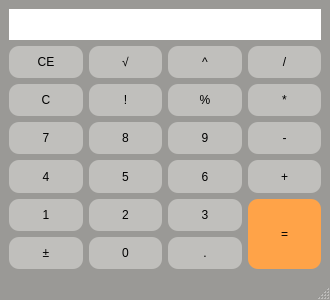
This is src/calculator.ui in findraj/ivs-project2 as Qt 5 draws it before an edit. The edited form follows.
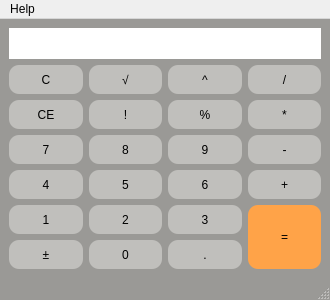
This is the edited form.

Commit message: Additon of help option and small fixes in the app funcionality.

The edit to the form file:
```diff
--- a/src/calculator.ui
+++ b/src/calculator.ui
@@ -38,190 +38,7 @@
   </property>
   <widget class="QWidget" name="centralwidget">
    <layout class="QGridLayout" name="gridLayout">
-    <item row="1" column="0">
-     <widget class="QPushButton" name="ButtonCE">
-      <property name="sizePolicy">
-       <sizepolicy hsizetype="Minimum" vsizetype="Expanding">
-        <horstretch>0</horstretch>
-        <verstretch>0</verstretch>
-       </sizepolicy>
-      </property>
-      <property name="styleSheet">
-       <string notr="true">QPushButton {
-	background-color: rgb(192, 191, 188);
-	border: 0px;
-	min-width: 2em;
-	padding: 5px;
-	border-radius: 10px;
-	
-	color: rgb(0, 0, 0);
-}
-
-QPushButton:pressed {
-	background-color: rgb(154, 153, 150);
-}</string>
-      </property>
-      <property name="text">
-       <string>CE</string>
-      </property>
-      <property name="shortcut">
-       <string>Backspace</string>
-      </property>
-     </widget>
-    </item>
-    <item row="1" column="1">
-     <widget class="QPushButton" name="ButtonSqrt">
-      <property name="sizePolicy">
-       <sizepolicy hsizetype="Minimum" vsizetype="Expanding">
-        <horstretch>0</horstretch>
-        <verstretch>0</verstretch>
-       </sizepolicy>
-      </property>
-      <property name="styleSheet">
-       <string notr="true">QPushButton {
-	background-color: rgb(192, 191, 188);
-	border: 0px;
-	min-width: 2em;
-	padding: 5px;
-	border-radius: 10px;
-	
-	color: rgb(0, 0, 0);
-}
-
-QPushButton:pressed {
-	background-color: rgb(154, 153, 150);
-}</string>
-      </property>
-      <property name="text">
-       <string>√</string>
-      </property>
-     </widget>
-    </item>
-    <item row="1" column="2">
-     <widget class="QPushButton" name="ButtonPow">
-      <property name="sizePolicy">
-       <sizepolicy hsizetype="Minimum" vsizetype="Expanding">
-        <horstretch>0</horstretch>
-        <verstretch>0</verstretch>
-       </sizepolicy>
-      </property>
-      <property name="styleSheet">
-       <string notr="true">QPushButton {
-	background-color: rgb(192, 191, 188);
-	border: 0px;
-	min-width: 2em;
-	padding: 5px;
-	border-radius: 10px;
-	
-	color: rgb(0, 0, 0);
-}
-
-QPushButton:pressed {
-	background-color: rgb(154, 153, 150);
-}</string>
-      </property>
-      <property name="text">
-       <string>^</string>
-      </property>
-      <property name="shortcut">
-       <string>^</string>
-      </property>
-     </widget>
-    </item>
-    <item row="1" column="3">
-     <widget class="QPushButton" name="ButtonDiv">
-      <property name="sizePolicy">
-       <sizepolicy hsizetype="Minimum" vsizetype="Expanding">
-        <horstretch>0</horstretch>
-        <verstretch>0</verstretch>
-       </sizepolicy>
-      </property>
-      <property name="styleSheet">
-       <string notr="true">QPushButton {
-	background-color: rgb(192, 191, 188);
-	border: 0px;
-	min-width: 2em;
-	padding: 5px;
-	border-radius: 10px;
-	
-	color: rgb(0, 0, 0);
-}
-
-QPushButton:pressed {
-	background-color: rgb(154, 153, 150);
-}</string>
-      </property>
-      <property name="text">
-       <string>/</string>
-      </property>
-      <property name="shortcut">
-       <string>/</string>
-      </property>
-     </widget>
-    </item>
-    <item row="2" column="0">
-     <widget class="QPushButton" name="ButtonC">
-      <property name="sizePolicy">
-       <sizepolicy hsizetype="Minimum" vsizetype="Expanding">
-        <horstretch>0</horstretch>
-        <verstretch>0</verstretch>
-       </sizepolicy>
-      </property>
-      <property name="styleSheet">
-       <string notr="true">QPushButton {
-	background-color: rgb(192, 191, 188);
-	border: 0px;
-	min-width: 2em;
-	padding: 5px;
-	border-radius: 10px;
-	
-	color: rgb(0, 0, 0);
-}
-
-QPushButton:pressed {
-	background-color: rgb(154, 153, 150);
-}</string>
-      </property>
-      <property name="text">
-       <string>C</string>
-      </property>
-      <property name="shortcut">
-       <string>Del</string>
-      </property>
-     </widget>
-    </item>
-    <item row="2" column="1">
-     <widget class="QPushButton" name="ButtonFact">
-      <property name="sizePolicy">
-       <sizepolicy hsizetype="Minimum" vsizetype="Expanding">
-        <horstretch>0</horstretch>
-        <verstretch>0</verstretch>
-       </sizepolicy>
-      </property>
-      <property name="styleSheet">
-       <string notr="true">QPushButton {
-	background-color: rgb(192, 191, 188);
-	border: 0px;
-	min-width: 2em;
-	padding: 5px;
-	border-radius: 10px;
-	
-	color: rgb(0, 0, 0);
-}
-
-QPushButton:pressed {
-	background-color: rgb(154, 153, 150);
-}</string>
-      </property>
-      <property name="text">
-       <string>!</string>
-      </property>
-      <property name="shortcut">
-       <string>!</string>
-      </property>
-     </widget>
-    </item>
-    <item row="2" column="2">
+    <item row="4" column="2">
      <widget class="QPushButton" name="ButtonPer">
       <property name="sizePolicy">
        <sizepolicy hsizetype="Minimum" vsizetype="Expanding">
@@ -249,8 +66,36 @@
       </property>
      </widget>
     </item>
+    <item row="8" column="0">
+     <widget class="QPushButton" name="ButtonNeg">
+      <property name="sizePolicy">
+       <sizepolicy hsizetype="Minimum" vsizetype="Expanding">
+        <horstretch>0</horstretch>
+        <verstretch>0</verstretch>
+       </sizepolicy>
+      </property>
+      <property name="styleSheet">
+       <string notr="true">QPushButton {
+	background-color: rgb(192, 191, 188);
+	border: 0px;
+	min-width: 2em;
+	padding: 5px;
+	border-radius: 10px;
+	
+	color: rgb(0, 0, 0);
+}
+
+QPushButton:pressed {
+	background-color: rgb(154, 153, 150);
+}</string>
+      </property>
+      <property name="text">
+       <string>±</string>
+      </property>
+     </widget>
+    </item>
     <item row="2" column="3">
-     <widget class="QPushButton" name="ButtonMul">
+     <widget class="QPushButton" name="ButtonDiv">
       <property name="sizePolicy">
        <sizepolicy hsizetype="Minimum" vsizetype="Expanding">
         <horstretch>0</horstretch>
@@ -273,263 +118,15 @@
 }</string>
       </property>
       <property name="text">
-       <string>*</string>
+       <string>/</string>
       </property>
       <property name="shortcut">
-       <string>*</string>
-      </property>
-     </widget>
-    </item>
-    <item row="3" column="0">
-     <widget class="QPushButton" name="Button7">
-      <property name="sizePolicy">
-       <sizepolicy hsizetype="Minimum" vsizetype="Expanding">
-        <horstretch>0</horstretch>
-        <verstretch>0</verstretch>
-       </sizepolicy>
-      </property>
-      <property name="styleSheet">
-       <string notr="true">QPushButton {
-	background-color: rgb(192, 191, 188);
-	border: 0px;
-	min-width: 2em;
-	padding: 5px;
-	border-radius: 10px;
-	
-	color: rgb(0, 0, 0);
-}
-
-QPushButton:pressed {
-	background-color: rgb(154, 153, 150);
-}</string>
-      </property>
-      <property name="text">
-       <string>7</string>
-      </property>
-      <property name="shortcut">
-       <string>7</string>
-      </property>
-     </widget>
-    </item>
-    <item row="3" column="1">
-     <widget class="QPushButton" name="Button8">
-      <property name="sizePolicy">
-       <sizepolicy hsizetype="Minimum" vsizetype="Expanding">
-        <horstretch>0</horstretch>
-        <verstretch>0</verstretch>
-       </sizepolicy>
-      </property>
-      <property name="styleSheet">
-       <string notr="true">QPushButton {
-	background-color: rgb(192, 191, 188);
-	border: 0px;
-	min-width: 2em;
-	padding: 5px;
-	border-radius: 10px;
-	
-	color: rgb(0, 0, 0);
-}
-
-QPushButton:pressed {
-	background-color: rgb(154, 153, 150);
-}</string>
-      </property>
-      <property name="text">
-       <string>8</string>
-      </property>
-      <property name="shortcut">
-       <string>8</string>
-      </property>
-     </widget>
-    </item>
-    <item row="3" column="2">
-     <widget class="QPushButton" name="Button9">
-      <property name="sizePolicy">
-       <sizepolicy hsizetype="Minimum" vsizetype="Expanding">
-        <horstretch>0</horstretch>
-        <verstretch>0</verstretch>
-       </sizepolicy>
-      </property>
-      <property name="styleSheet">
-       <string notr="true">QPushButton {
-	background-color: rgb(192, 191, 188);
-	border: 0px;
-	min-width: 2em;
-	padding: 5px;
-	border-radius: 10px;
-	
-	color: rgb(0, 0, 0);
-}
-
-QPushButton:pressed {
-	background-color: rgb(154, 153, 150);
-}</string>
-      </property>
-      <property name="text">
-       <string>9</string>
-      </property>
-      <property name="shortcut">
-       <string>9</string>
-      </property>
-     </widget>
-    </item>
-    <item row="3" column="3">
-     <widget class="QPushButton" name="ButtonSub">
-      <property name="sizePolicy">
-       <sizepolicy hsizetype="Minimum" vsizetype="Expanding">
-        <horstretch>0</horstretch>
-        <verstretch>0</verstretch>
-       </sizepolicy>
-      </property>
-      <property name="styleSheet">
-       <string notr="true">QPushButton {
-	background-color: rgb(192, 191, 188);
-	border: 0px;
-	min-width: 2em;
-	padding: 5px;
-	border-radius: 10px;
-	
-	color: rgb(0, 0, 0);
-}
-
-QPushButton:pressed {
-	background-color: rgb(154, 153, 150);
-}</string>
-      </property>
-      <property name="text">
-       <string>-</string>
-      </property>
-      <property name="shortcut">
-       <string>-</string>
-      </property>
-     </widget>
-    </item>
-    <item row="4" column="0">
-     <widget class="QPushButton" name="Button4">
-      <property name="sizePolicy">
-       <sizepolicy hsizetype="Minimum" vsizetype="Expanding">
-        <horstretch>0</horstretch>
-        <verstretch>0</verstretch>
-       </sizepolicy>
-      </property>
-      <property name="styleSheet">
-       <string notr="true">QPushButton {
-	background-color: rgb(192, 191, 188);
-	border: 0px;
-	min-width: 2em;
-	padding: 5px;
-	border-radius: 10px;
-	
-	color: rgb(0, 0, 0);
-}
-
-QPushButton:pressed {
-	background-color: rgb(154, 153, 150);
-}</string>
-      </property>
-      <property name="text">
-       <string>4</string>
-      </property>
-      <property name="shortcut">
-       <string>4</string>
-      </property>
-     </widget>
-    </item>
-    <item row="4" column="1">
-     <widget class="QPushButton" name="Button5">
-      <property name="sizePolicy">
-       <sizepolicy hsizetype="Minimum" vsizetype="Expanding">
-        <horstretch>0</horstretch>
-        <verstretch>0</verstretch>
-       </sizepolicy>
-      </property>
-      <property name="styleSheet">
-       <string notr="true">QPushButton {
-	background-color: rgb(192, 191, 188);
-	border: 0px;
-	min-width: 2em;
-	padding: 5px;
-	border-radius: 10px;
-	
-	color: rgb(0, 0, 0);
-}
-
-QPushButton:pressed {
-	background-color: rgb(154, 153, 150);
-}</string>
-      </property>
-      <property name="text">
-       <string>5</string>
-      </property>
-      <property name="shortcut">
-       <string>5</string>
-      </property>
-     </widget>
-    </item>
-    <item row="4" column="2">
-     <widget class="QPushButton" name="Button6">
-      <property name="sizePolicy">
-       <sizepolicy hsizetype="Minimum" vsizetype="Expanding">
-        <horstretch>0</horstretch>
-        <verstretch>0</verstretch>
-       </sizepolicy>
-      </property>
-      <property name="styleSheet">
-       <string notr="true">QPushButton {
-	background-color: rgb(192, 191, 188);
-	border: 0px;
-	min-width: 2em;
-	padding: 5px;
-	border-radius: 10px;
-	
-	color: rgb(0, 0, 0);
-}
-
-QPushButton:pressed {
-	background-color: rgb(154, 153, 150);
-}</string>
-      </property>
-      <property name="text">
-       <string>6</string>
-      </property>
-      <property name="shortcut">
-       <string>6</string>
-      </property>
-     </widget>
-    </item>
-    <item row="4" column="3">
-     <widget class="QPushButton" name="ButtonAdd">
-      <property name="sizePolicy">
-       <sizepolicy hsizetype="Minimum" vsizetype="Expanding">
-        <horstretch>0</horstretch>
-        <verstretch>0</verstretch>
-       </sizepolicy>
-      </property>
-      <property name="styleSheet">
-       <string notr="true">QPushButton {
-	background-color: rgb(192, 191, 188);
-	border: 0px;
-	min-width: 2em;
-	padding: 5px;
-	border-radius: 10px;
-	
-	color: rgb(0, 0, 0);
-}
-
-QPushButton:pressed {
-	background-color: rgb(154, 153, 150);
-}</string>
-      </property>
-      <property name="text">
-       <string>+</string>
-      </property>
-      <property name="shortcut">
-       <string>+</string>
+       <string>/</string>
       </property>
      </widget>
     </item>
     <item row="5" column="0">
-     <widget class="QPushButton" name="Button1">
+     <widget class="QPushButton" name="Button7">
       <property name="sizePolicy">
        <sizepolicy hsizetype="Minimum" vsizetype="Expanding">
         <horstretch>0</horstretch>
@@ -552,14 +149,14 @@
 }</string>
       </property>
       <property name="text">
-       <string>1</string>
+       <string>7</string>
       </property>
       <property name="shortcut">
        <string>1</string>
       </property>
      </widget>
     </item>
-    <item row="5" column="1">
+    <item row="7" column="1">
      <widget class="QPushButton" name="Button2">
       <property name="sizePolicy">
        <sizepolicy hsizetype="Minimum" vsizetype="Expanding">
@@ -590,8 +187,8 @@
       </property>
      </widget>
     </item>
-    <item row="5" column="2">
-     <widget class="QPushButton" name="Button3">
+    <item row="2" column="1">
+     <widget class="QPushButton" name="ButtonSqrt">
       <property name="sizePolicy">
        <sizepolicy hsizetype="Minimum" vsizetype="Expanding">
         <horstretch>0</horstretch>
@@ -614,15 +211,15 @@
 }</string>
       </property>
       <property name="text">
-       <string>3</string>
+       <string>√</string>
       </property>
       <property name="shortcut">
        <string>3</string>
       </property>
      </widget>
     </item>
-    <item row="6" column="0">
-     <widget class="QPushButton" name="ButtonNeg">
+    <item row="4" column="3">
+     <widget class="QPushButton" name="ButtonMul">
       <property name="sizePolicy">
        <sizepolicy hsizetype="Minimum" vsizetype="Expanding">
         <horstretch>0</horstretch>
@@ -645,43 +242,15 @@
 }</string>
       </property>
       <property name="text">
-       <string>±</string>
+       <string>*</string>
       </property>
-     </widget>
-    </item>
-    <item row="6" column="1">
-     <widget class="QPushButton" name="Button0">
-      <property name="sizePolicy">
-       <sizepolicy hsizetype="Minimum" vsizetype="Expanding">
-        <horstretch>0</horstretch>
-        <verstretch>0</verstretch>
-       </sizepolicy>
-      </property>
-      <property name="styleSheet">
-       <string notr="true">QPushButton {
-	background-color: rgb(192, 191, 188);
-	border: 0px;
-	min-width: 2em;
-	padding: 5px;
-	border-radius: 10px;
-	
-	color: rgb(0, 0, 0);
-}
-
-QPushButton:pressed {
-	background-color: rgb(154, 153, 150);
-}</string>
-      </property>
-      <property name="text">
-       <string>0</string>
-      </property>
       <property name="shortcut">
        <string>0</string>
       </property>
      </widget>
     </item>
-    <item row="6" column="2">
-     <widget class="QPushButton" name="ButtonDec">
+    <item row="4" column="0">
+     <widget class="QPushButton" name="ButtonCE">
       <property name="sizePolicy">
        <sizepolicy hsizetype="Minimum" vsizetype="Expanding">
         <horstretch>0</horstretch>
@@ -704,41 +273,10 @@
 }</string>
       </property>
       <property name="text">
-       <string>.</string>
+       <string>CE</string>
       </property>
       <property name="shortcut">
-       <string>.</string>
-      </property>
-     </widget>
-    </item>
-    <item row="5" column="3" rowspan="2">
-     <widget class="QPushButton" name="ButtonEq">
-      <property name="sizePolicy">
-       <sizepolicy hsizetype="Minimum" vsizetype="Expanding">
-        <horstretch>0</horstretch>
-        <verstretch>0</verstretch>
-       </sizepolicy>
-      </property>
-      <property name="styleSheet">
-       <string notr="true">QPushButton {
-	background-color: rgb(255, 163, 72);
-	border: 0px;
-	min-width: 2em;
-	padding: 5px;
-	border-radius: 10px;
-	
-	color: rgb(0, 0, 0);
-}
-
-QPushButton:pressed {
-	background-color: rgb(255, 120, 0);
-}</string>
-      </property>
-      <property name="text">
-       <string>=</string>
-      </property>
-      <property name="shortcut">
-       <string>Return</string>
+       <string>Backspace</string>
       </property>
      </widget>
     </item>
@@ -772,6 +310,471 @@
       </property>
      </widget>
     </item>
+    <item row="5" column="3">
+     <widget class="QPushButton" name="ButtonSub">
+      <property name="sizePolicy">
+       <sizepolicy hsizetype="Minimum" vsizetype="Expanding">
+        <horstretch>0</horstretch>
+        <verstretch>0</verstretch>
+       </sizepolicy>
+      </property>
+      <property name="styleSheet">
+       <string notr="true">QPushButton {
+	background-color: rgb(192, 191, 188);
+	border: 0px;
+	min-width: 2em;
+	padding: 5px;
+	border-radius: 10px;
+	
+	color: rgb(0, 0, 0);
+}
+
+QPushButton:pressed {
+	background-color: rgb(154, 153, 150);
+}</string>
+      </property>
+      <property name="text">
+       <string>-</string>
+      </property>
+      <property name="shortcut">
+       <string>-</string>
+      </property>
+     </widget>
+    </item>
+    <item row="6" column="0">
+     <widget class="QPushButton" name="Button4">
+      <property name="sizePolicy">
+       <sizepolicy hsizetype="Minimum" vsizetype="Expanding">
+        <horstretch>0</horstretch>
+        <verstretch>0</verstretch>
+       </sizepolicy>
+      </property>
+      <property name="styleSheet">
+       <string notr="true">QPushButton {
+	background-color: rgb(192, 191, 188);
+	border: 0px;
+	min-width: 2em;
+	padding: 5px;
+	border-radius: 10px;
+	
+	color: rgb(0, 0, 0);
+}
+
+QPushButton:pressed {
+	background-color: rgb(154, 153, 150);
+}</string>
+      </property>
+      <property name="text">
+       <string>4</string>
+      </property>
+      <property name="shortcut">
+       <string>4</string>
+      </property>
+     </widget>
+    </item>
+    <item row="6" column="2">
+     <widget class="QPushButton" name="Button6">
+      <property name="sizePolicy">
+       <sizepolicy hsizetype="Minimum" vsizetype="Expanding">
+        <horstretch>0</horstretch>
+        <verstretch>0</verstretch>
+       </sizepolicy>
+      </property>
+      <property name="styleSheet">
+       <string notr="true">QPushButton {
+	background-color: rgb(192, 191, 188);
+	border: 0px;
+	min-width: 2em;
+	padding: 5px;
+	border-radius: 10px;
+	
+	color: rgb(0, 0, 0);
+}
+
+QPushButton:pressed {
+	background-color: rgb(154, 153, 150);
+}</string>
+      </property>
+      <property name="text">
+       <string>6</string>
+      </property>
+      <property name="shortcut">
+       <string>6</string>
+      </property>
+     </widget>
+    </item>
+    <item row="2" column="2">
+     <widget class="QPushButton" name="ButtonPow">
+      <property name="sizePolicy">
+       <sizepolicy hsizetype="Minimum" vsizetype="Expanding">
+        <horstretch>0</horstretch>
+        <verstretch>0</verstretch>
+       </sizepolicy>
+      </property>
+      <property name="styleSheet">
+       <string notr="true">QPushButton {
+	background-color: rgb(192, 191, 188);
+	border: 0px;
+	min-width: 2em;
+	padding: 5px;
+	border-radius: 10px;
+	
+	color: rgb(0, 0, 0);
+}
+
+QPushButton:pressed {
+	background-color: rgb(154, 153, 150);
+}</string>
+      </property>
+      <property name="text">
+       <string>^</string>
+      </property>
+      <property name="shortcut">
+       <string>^</string>
+      </property>
+     </widget>
+    </item>
+    <item row="6" column="3">
+     <widget class="QPushButton" name="ButtonAdd">
+      <property name="sizePolicy">
+       <sizepolicy hsizetype="Minimum" vsizetype="Expanding">
+        <horstretch>0</horstretch>
+        <verstretch>0</verstretch>
+       </sizepolicy>
+      </property>
+      <property name="styleSheet">
+       <string notr="true">QPushButton {
+	background-color: rgb(192, 191, 188);
+	border: 0px;
+	min-width: 2em;
+	padding: 5px;
+	border-radius: 10px;
+	
+	color: rgb(0, 0, 0);
+}
+
+QPushButton:pressed {
+	background-color: rgb(154, 153, 150);
+}</string>
+      </property>
+      <property name="text">
+       <string>+</string>
+      </property>
+      <property name="shortcut">
+       <string>+</string>
+      </property>
+     </widget>
+    </item>
+    <item row="5" column="1">
+     <widget class="QPushButton" name="Button8">
+      <property name="sizePolicy">
+       <sizepolicy hsizetype="Minimum" vsizetype="Expanding">
+        <horstretch>0</horstretch>
+        <verstretch>0</verstretch>
+       </sizepolicy>
+      </property>
+      <property name="styleSheet">
+       <string notr="true">QPushButton {
+	background-color: rgb(192, 191, 188);
+	border: 0px;
+	min-width: 2em;
+	padding: 5px;
+	border-radius: 10px;
+	
+	color: rgb(0, 0, 0);
+}
+
+QPushButton:pressed {
+	background-color: rgb(154, 153, 150);
+}</string>
+      </property>
+      <property name="text">
+       <string>8</string>
+      </property>
+      <property name="shortcut">
+       <string>8</string>
+      </property>
+     </widget>
+    </item>
+    <item row="8" column="2">
+     <widget class="QPushButton" name="ButtonDec">
+      <property name="sizePolicy">
+       <sizepolicy hsizetype="Minimum" vsizetype="Expanding">
+        <horstretch>0</horstretch>
+        <verstretch>0</verstretch>
+       </sizepolicy>
+      </property>
+      <property name="styleSheet">
+       <string notr="true">QPushButton {
+	background-color: rgb(192, 191, 188);
+	border: 0px;
+	min-width: 2em;
+	padding: 5px;
+	border-radius: 10px;
+	
+	color: rgb(0, 0, 0);
+}
+
+QPushButton:pressed {
+	background-color: rgb(154, 153, 150);
+}</string>
+      </property>
+      <property name="text">
+       <string>.</string>
+      </property>
+      <property name="shortcut">
+       <string>.</string>
+      </property>
+     </widget>
+    </item>
+    <item row="6" column="1">
+     <widget class="QPushButton" name="Button5">
+      <property name="sizePolicy">
+       <sizepolicy hsizetype="Minimum" vsizetype="Expanding">
+        <horstretch>0</horstretch>
+        <verstretch>0</verstretch>
+       </sizepolicy>
+      </property>
+      <property name="styleSheet">
+       <string notr="true">QPushButton {
+	background-color: rgb(192, 191, 188);
+	border: 0px;
+	min-width: 2em;
+	padding: 5px;
+	border-radius: 10px;
+	
+	color: rgb(0, 0, 0);
+}
+
+QPushButton:pressed {
+	background-color: rgb(154, 153, 150);
+}</string>
+      </property>
+      <property name="text">
+       <string>5</string>
+      </property>
+      <property name="shortcut">
+       <string>5</string>
+      </property>
+     </widget>
+    </item>
+    <item row="5" column="2">
+     <widget class="QPushButton" name="Button9">
+      <property name="sizePolicy">
+       <sizepolicy hsizetype="Minimum" vsizetype="Expanding">
+        <horstretch>0</horstretch>
+        <verstretch>0</verstretch>
+       </sizepolicy>
+      </property>
+      <property name="styleSheet">
+       <string notr="true">QPushButton {
+	background-color: rgb(192, 191, 188);
+	border: 0px;
+	min-width: 2em;
+	padding: 5px;
+	border-radius: 10px;
+	
+	color: rgb(0, 0, 0);
+}
+
+QPushButton:pressed {
+	background-color: rgb(154, 153, 150);
+}</string>
+      </property>
+      <property name="text">
+       <string>9</string>
+      </property>
+      <property name="shortcut">
+       <string>9</string>
+      </property>
+     </widget>
+    </item>
+    <item row="7" column="2">
+     <widget class="QPushButton" name="Button3">
+      <property name="sizePolicy">
+       <sizepolicy hsizetype="Minimum" vsizetype="Expanding">
+        <horstretch>0</horstretch>
+        <verstretch>0</verstretch>
+       </sizepolicy>
+      </property>
+      <property name="styleSheet">
+       <string notr="true">QPushButton {
+	background-color: rgb(192, 191, 188);
+	border: 0px;
+	min-width: 2em;
+	padding: 5px;
+	border-radius: 10px;
+	
+	color: rgb(0, 0, 0);
+}
+
+QPushButton:pressed {
+	background-color: rgb(154, 153, 150);
+}</string>
+      </property>
+      <property name="text">
+       <string>3</string>
+      </property>
+      <property name="shortcut">
+       <string>3</string>
+      </property>
+     </widget>
+    </item>
+    <item row="8" column="1">
+     <widget class="QPushButton" name="Button0">
+      <property name="sizePolicy">
+       <sizepolicy hsizetype="Minimum" vsizetype="Expanding">
+        <horstretch>0</horstretch>
+        <verstretch>0</verstretch>
+       </sizepolicy>
+      </property>
+      <property name="styleSheet">
+       <string notr="true">QPushButton {
+	background-color: rgb(192, 191, 188);
+	border: 0px;
+	min-width: 2em;
+	padding: 5px;
+	border-radius: 10px;
+	
+	color: rgb(0, 0, 0);
+}
+
+QPushButton:pressed {
+	background-color: rgb(154, 153, 150);
+}</string>
+      </property>
+      <property name="text">
+       <string>0</string>
+      </property>
+      <property name="shortcut">
+       <string>0</string>
+      </property>
+     </widget>
+    </item>
+    <item row="7" column="3" rowspan="2">
+     <widget class="QPushButton" name="ButtonEq">
+      <property name="sizePolicy">
+       <sizepolicy hsizetype="Minimum" vsizetype="Expanding">
+        <horstretch>0</horstretch>
+        <verstretch>0</verstretch>
+       </sizepolicy>
+      </property>
+      <property name="styleSheet">
+       <string notr="true">QPushButton {
+	background-color: rgb(255, 163, 72);
+	border: 0px;
+	min-width: 2em;
+	padding: 5px;
+	border-radius: 10px;
+	
+	color: rgb(0, 0, 0);
+}
+
+QPushButton:pressed {
+	background-color: rgb(255, 120, 0);
+}</string>
+      </property>
+      <property name="text">
+       <string>=</string>
+      </property>
+      <property name="shortcut">
+       <string>Return</string>
+      </property>
+     </widget>
+    </item>
+    <item row="7" column="0">
+     <widget class="QPushButton" name="Button1">
+      <property name="sizePolicy">
+       <sizepolicy hsizetype="Minimum" vsizetype="Expanding">
+        <horstretch>0</horstretch>
+        <verstretch>0</verstretch>
+       </sizepolicy>
+      </property>
+      <property name="styleSheet">
+       <string notr="true">QPushButton {
+	background-color: rgb(192, 191, 188);
+	border: 0px;
+	min-width: 2em;
+	padding: 5px;
+	border-radius: 10px;
+	
+	color: rgb(0, 0, 0);
+}
+
+QPushButton:pressed {
+	background-color: rgb(154, 153, 150);
+}</string>
+      </property>
+      <property name="text">
+       <string>1</string>
+      </property>
+      <property name="shortcut">
+       <string>1</string>
+      </property>
+     </widget>
+    </item>
+    <item row="4" column="1">
+     <widget class="QPushButton" name="ButtonFact">
+      <property name="sizePolicy">
+       <sizepolicy hsizetype="Minimum" vsizetype="Expanding">
+        <horstretch>0</horstretch>
+        <verstretch>0</verstretch>
+       </sizepolicy>
+      </property>
+      <property name="styleSheet">
+       <string notr="true">QPushButton {
+	background-color: rgb(192, 191, 188);
+	border: 0px;
+	min-width: 2em;
+	padding: 5px;
+	border-radius: 10px;
+	
+	color: rgb(0, 0, 0);
+}
+
+QPushButton:pressed {
+	background-color: rgb(154, 153, 150);
+}</string>
+      </property>
+      <property name="text">
+       <string>!</string>
+      </property>
+      <property name="shortcut">
+       <string>!</string>
+      </property>
+     </widget>
+    </item>
+    <item row="2" column="0">
+     <widget class="QPushButton" name="ButtonC">
+      <property name="sizePolicy">
+       <sizepolicy hsizetype="Minimum" vsizetype="Expanding">
+        <horstretch>0</horstretch>
+        <verstretch>0</verstretch>
+       </sizepolicy>
+      </property>
+      <property name="styleSheet">
+       <string notr="true">QPushButton {
+	background-color: rgb(192, 191, 188);
+	border: 0px;
+	min-width: 2em;
+	padding: 5px;
+	border-radius: 10px;
+	
+	color: rgb(0, 0, 0);
+}
+
+QPushButton:pressed {
+	background-color: rgb(154, 153, 150);
+}</string>
+      </property>
+      <property name="text">
+       <string>C</string>
+      </property>
+      <property name="shortcut">
+       <string>Del</string>
+      </property>
+     </widget>
+    </item>
    </layout>
   </widget>
   <widget class="QMenuBar" name="menubar">
@@ -783,6 +786,13 @@
      <height>22</height>
     </rect>
    </property>
+   <widget class="QMenu" name="menuHelp">
+    <property name="title">
+     <string>Help</string>
+    </property>
+    <addaction name="actionHelp_list"/>
+   </widget>
+   <addaction name="menuHelp"/>
   </widget>
   <widget class="QStatusBar" name="statusbar"/>
  </widget>
```
Left out of the diff: 20 changed lines with no effect on the pictures. The commit also changes 2 other files.
